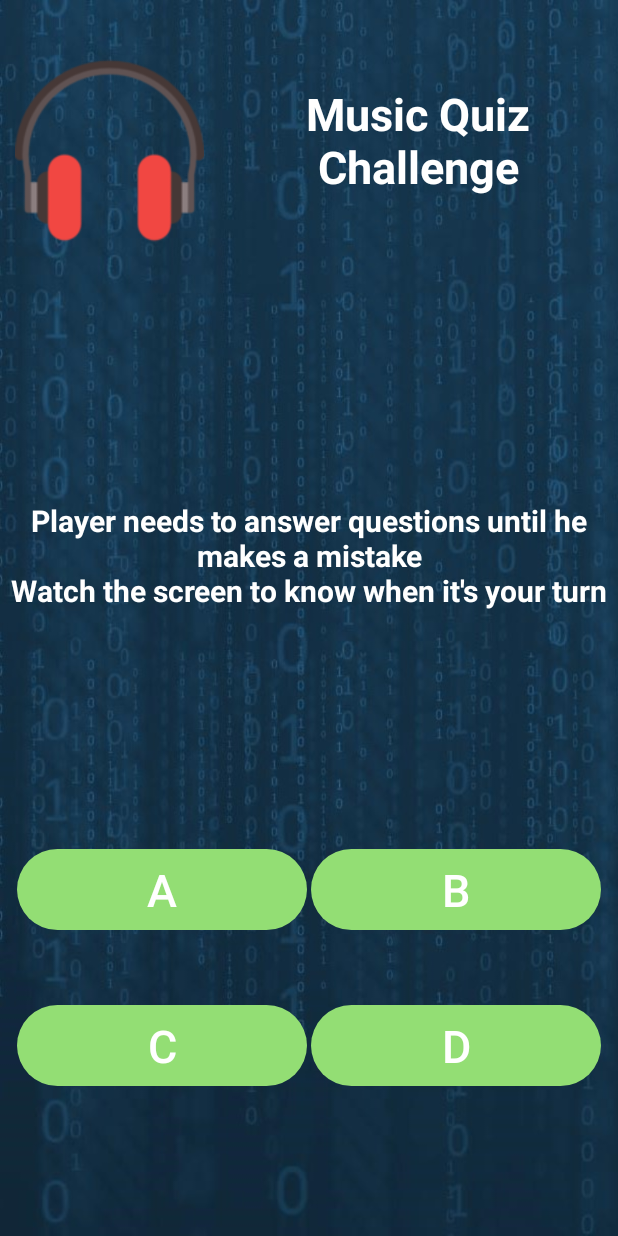
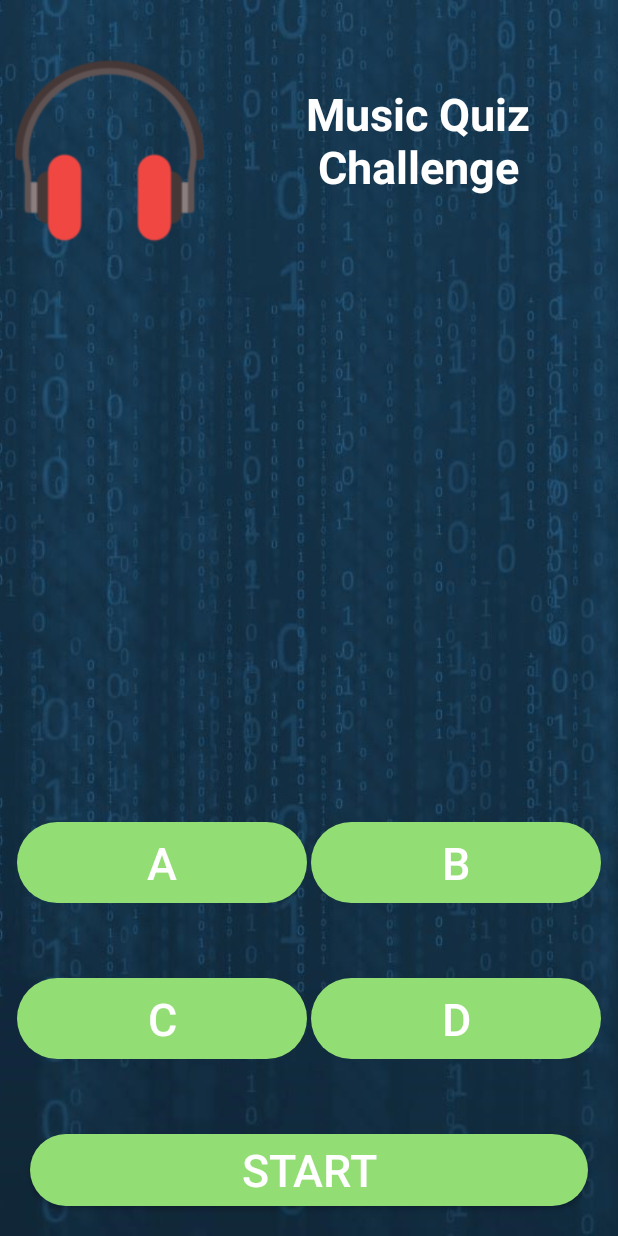
Before and after one commit to AmI-2018/HOMMY-code, an Android app: the Challenge screen opened directly, with no data from a screen before it, on a phone screen of 412 x 824 dp. Run offline under Robolectric (Android 15) with nearby library versions, the phone set to English and light mode, and no system bars; our stand-ins replace Volley; Roboto replaces fonts that are not available here.

Commit message:
challenge style 1.0

```diff
--- a/app/src/main/java/com/example/lorry/login_registerform/Constants.java
+++ b/app/src/main/java/com/example/lorry/login_registerform/Constants.java
@@ -9,4 +9,5 @@ public class Constants {
     public static final String GET_CHALLENGE = BASE_URL + "getChallenge/";
     public static final String CURRENT_CHALLENGE = BASE_URL + "currentChallenge";
     public static final String ANSWER_CHALLENGE = BASE_URL + "answer/";
+    public static final String START_CHALLENGE = BASE_URL + "startchallenge/";
 }
--- a/app/src/main/java/com/example/lorry/login_registerform/FcmMessagingService.java
+++ b/app/src/main/java/com/example/lorry/login_registerform/FcmMessagingService.java
@@ -6,6 +6,7 @@ import android.content.Context;
 import android.content.Intent;
 import android.preference.PreferenceManager;
 import android.support.v4.app.NotificationCompat;
+import android.util.Log;
 import android.widget.Toast;
 
 import com.android.volley.Request;
--- a/app/src/main/res/layout/activity_challenge.xml
+++ b/app/src/main/res/layout/activity_challenge.xml
@@ -15,6 +15,7 @@
         android:orientation="horizontal">
 
         <ImageView
+            android:id="@+id/challenge_image"
             android:layout_width="wrap_content"
             android:layout_height="wrap_content"
             android:layout_weight="1"
@@ -45,7 +46,6 @@
         android:layout_height="0dp"
         android:layout_weight="1"
         android:gravity="center_vertical"
-        android:text="@string/trivia_description"
         android:textAlignment="center"
         android:textAllCaps="false"
         android:textColor="#fff"
@@ -53,12 +53,13 @@
         android:textStyle="bold" />
 
     <LinearLayout
+        android:id="@+id/answer_layout1"
+        style="?android:attr/buttonBarStyle"
         android:layout_width="match_parent"
         android:layout_height="match_parent"
         android:layout_marginBottom="50dp"
         android:layout_marginLeft="10dp"
         android:layout_marginRight="10dp"
-        style="?android:attr/buttonBarStyle"
         android:orientation="horizontal">
 
         <Button
@@ -89,10 +90,11 @@
     </LinearLayout>
 
     <LinearLayout
+        android:id="@+id/answer_layout2"
         style="?android:attr/buttonBarStyle"
         android:layout_width="match_parent"
         android:layout_height="match_parent"
-        android:layout_marginBottom="100dp"
+        android:layout_marginBottom="50dp"
         android:layout_marginLeft="10dp"
         android:layout_marginRight="10dp"
         android:orientation="horizontal">
@@ -123,4 +125,17 @@
             android:textColor="#fff"
             android:textSize="30sp" />
     </LinearLayout>
+
+    <Button
+        android:id="@+id/start_challenge"
+        android:layout_width="match_parent"
+        android:layout_height="wrap_content"
+        android:layout_marginBottom="20dp"
+        android:layout_marginLeft="20dp"
+        android:layout_marginRight="20dp"
+        android:background="@drawable/rounded_button"
+        android:text="START"
+        android:textColor="#fff"
+        android:textSize="30sp" />
+        android:text="Button" />
 </LinearLayout>
--- a/app/src/main/res/values/strings.xml
+++ b/app/src/main/res/values/strings.xml
@@ -1,5 +1,5 @@
 <resources>
-    <string name="app_name">Login-register form</string>
+    <string name="app_name">HOMMY</string>
     <string name="user">Username</string>
     <string name="psw">Password</string>
     <string name="logo">hommy_logo</string>
@@ -21,9 +21,7 @@
     <string name="categories_text">Choose a category:</string>
     <string name="lobby_text1">Press the button when everyone is ready!</string>
     <string name="lobby_text2">Wait for the other players!</string>
-    <string name="trivia_description">Player needs to answer questions until he makes a mistake\nWatch the screen to know when it\'s your turn</string>
+    <string name="turn_text">%s\nWatch the screen to know when it\'s your turn!</string>
 
 
-    <string name="FCM_PREF">com.example.lorry.login_registerform.fcm_pref</string>
-    <string name="FCM_TOKEN">com.example.lorry.login_registerform.fcm_token</string>
 </resources>
--- a/app/src/main/res/values/styles.xml
+++ b/app/src/main/res/values/styles.xml
@@ -1,12 +1,17 @@
 <resources>
 
     <!-- Base application theme. -->
-    <style name="AppTheme" parent="Theme.AppCompat.Light.NoActionBar">
+    <style name="AppTheme" parent="Theme.AppCompat.Light">
         <!-- Customize your theme here. -->
         <item name="colorPrimary">@color/colorPrimary</item>
         <item name="colorPrimaryDark">@color/colorPrimaryDark</item>
         <item name="colorAccent">@color/colorAccent</item>
         <item name="android:windowTranslucentStatus">true</item>
+
+        <item name="windowNoTitle">true</item>
+        <item name="windowActionBar">false</item>
+        <item name="android:windowFullscreen">true</item>
+        <item name="android:windowContentOverlay">@null</item>
     </style>
 
 </resources>
```
Also changed, not shown: app/build.gradle (+5 -5 lines), app/src/main/AndroidManifest.xml (+4 -4 lines), app/src/main/java/com/example/lorry/login_registerform/Challenge.java (+81 -6 lines), app/src/main/java/com/example/lorry/login_registerform/WelcomePage.java (+8 -6 lines), app/src/main/res/drawable/dance.png (added), app/src/main/res/drawable/hommy_logo.png (added), app/src/main/res/drawable/pulse.png (added), app/src/main/res/drawable/voice.png (added).
